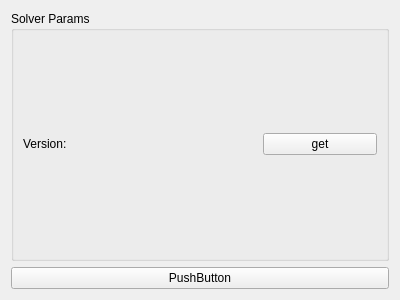
Old version of the form src/view/core/Tabs/SolverSetupWidget.ui in the repository nevaeh82/arm_r.
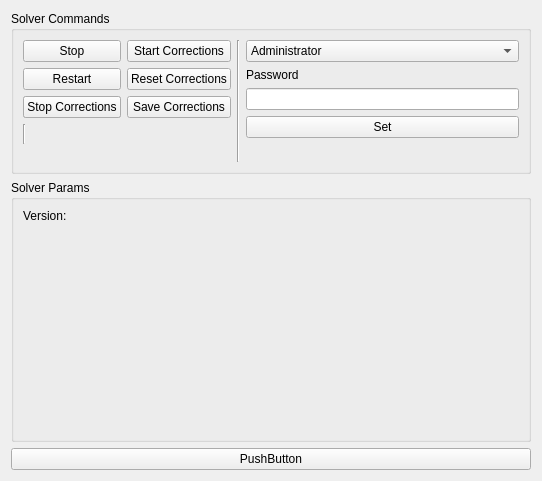
New version of the form.

```diff
--- a/src/view/core/Tabs/SolverSetupWidget.ui
+++ b/src/view/core/Tabs/SolverSetupWidget.ui
@@ -6,8 +6,8 @@
    <rect>
     <x>0</x>
     <y>0</y>
-    <width>400</width>
-    <height>300</height>
+    <width>542</width>
+    <height>481</height>
    </rect>
   </property>
   <property name="windowTitle">
@@ -15,13 +15,6 @@
   </property>
   <layout class="QGridLayout" name="gridLayout">
    <item row="1" column="0">
-    <widget class="QPushButton" name="pushButton">
-     <property name="text">
-      <string>PushButton</string>
-     </property>
-    </widget>
-   </item>
-   <item row="0" column="0">
     <widget class="QGroupBox" name="groupBox">
      <property name="title">
       <string>Solver Params</string>
@@ -41,13 +34,142 @@
         </property>
        </widget>
       </item>
-      <item row="0" column="2">
-       <widget class="QPushButton" name="getVersion">
-        <property name="text">
-         <string>get</string>
+      <item row="1" column="0">
+       <spacer name="verticalSpacer">
+        <property name="orientation">
+         <enum>Qt::Vertical</enum>
+        </property>
+        <property name="sizeHint" stdset="0">
+         <size>
+          <width>20</width>
+          <height>40</height>
+         </size>
+        </property>
+       </spacer>
+      </item>
+     </layout>
+    </widget>
+   </item>
+   <item row="2" column="0">
+    <widget class="QPushButton" name="pushButton">
+     <property name="text">
+      <string>PushButton</string>
+     </property>
+    </widget>
+   </item>
+   <item row="0" column="0">
+    <widget class="QGroupBox" name="groupBox_2">
+     <property name="title">
+      <string>Solver Commands</string>
+     </property>
+     <layout class="QGridLayout" name="gridLayout_3">
+      <item row="0" column="3" rowspan="5">
+       <widget class="Line" name="line_2">
+        <property name="orientation">
+         <enum>Qt::Vertical</enum>
         </property>
        </widget>
       </item>
+      <item row="0" column="4">
+       <layout class="QVBoxLayout" name="verticalLayout">
+        <item>
+         <widget class="QComboBox" name="comboBox">
+          <item>
+           <property name="text">
+            <string>Administrator</string>
+           </property>
+          </item>
+          <item>
+           <property name="text">
+            <string>Operator</string>
+           </property>
+          </item>
+          <item>
+           <property name="text">
+            <string>DataSender</string>
+           </property>
+          </item>
+         </widget>
+        </item>
+        <item>
+         <widget class="QLabel" name="label_2">
+          <property name="text">
+           <string>Password</string>
+          </property>
+         </widget>
+        </item>
+        <item>
+         <widget class="QLineEdit" name="lineEdit"/>
+        </item>
+        <item>
+         <widget class="QPushButton" name="pushButton_9">
+          <property name="text">
+           <string>Set</string>
+          </property>
+         </widget>
+        </item>
+       </layout>
+      </item>
+      <item row="0" column="0" rowspan="2" colspan="3">
+       <layout class="QGridLayout" name="gridLayout_4">
+        <item row="3" column="0">
+         <widget class="QPushButton" name="pushButton_4">
+          <property name="text">
+           <string>Clear</string>
+          </property>
+         </widget>
+        </item>
+        <item row="2" column="0">
+         <widget class="QPushButton" name="pushButton_3">
+          <property name="text">
+           <string>Restart</string>
+          </property>
+         </widget>
+        </item>
+        <item row="2" column="1">
+         <widget class="QPushButton" name="pushButton_7">
+          <property name="text">
+           <string>Reset Corrections</string>
+          </property>
+         </widget>
+        </item>
+        <item row="3" column="0">
+         <widget class="QPushButton" name="pushButton_6">
+          <property name="text">
+           <string>Stop Corrections</string>
+          </property>
+         </widget>
+        </item>
+        <item row="4" column="0">
+         <widget class="Line" name="line">
+          <property name="orientation">
+           <enum>Qt::Vertical</enum>
+          </property>
+         </widget>
+        </item>
+        <item row="1" column="1">
+         <widget class="QPushButton" name="pushButton_5">
+          <property name="text">
+           <string>Start Corrections</string>
+          </property>
+         </widget>
+        </item>
+        <item row="1" column="0">
+         <widget class="QPushButton" name="pushButton_2">
+          <property name="text">
+           <string>Stop</string>
+          </property>
+         </widget>
+        </item>
+        <item row="3" column="1">
+         <widget class="QPushButton" name="pushButton_8">
+          <property name="text">
+           <string>Save Corrections</string>
+          </property>
+         </widget>
+        </item>
+       </layout>
+      </item>
      </layout>
     </widget>
    </item>
```
